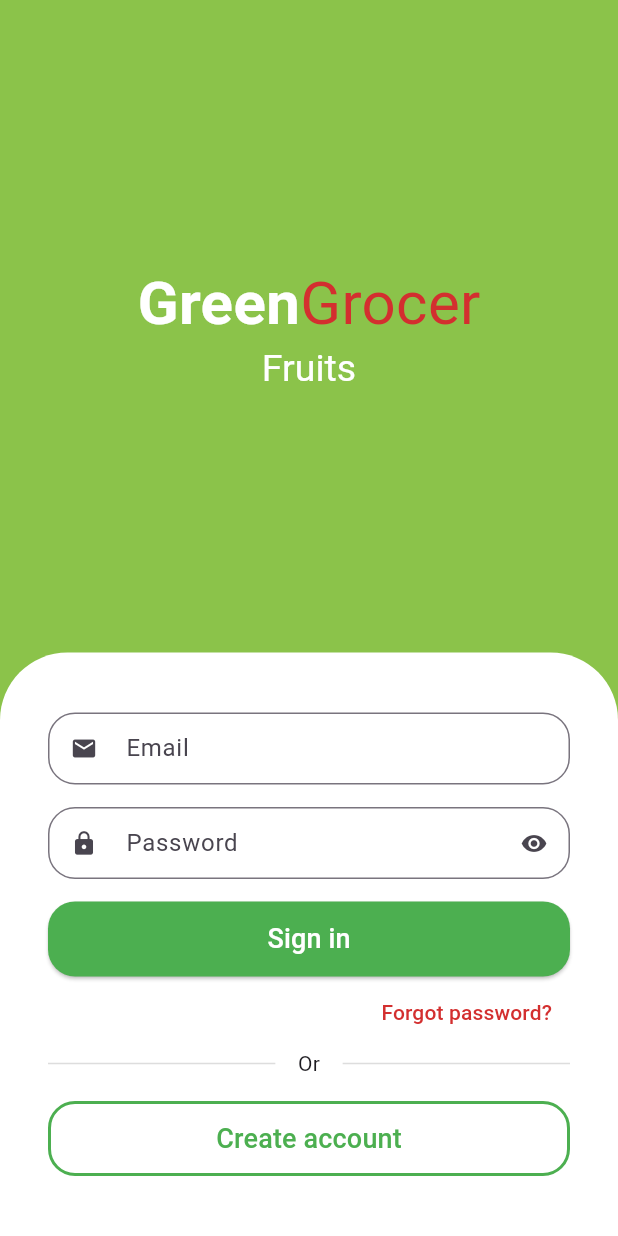
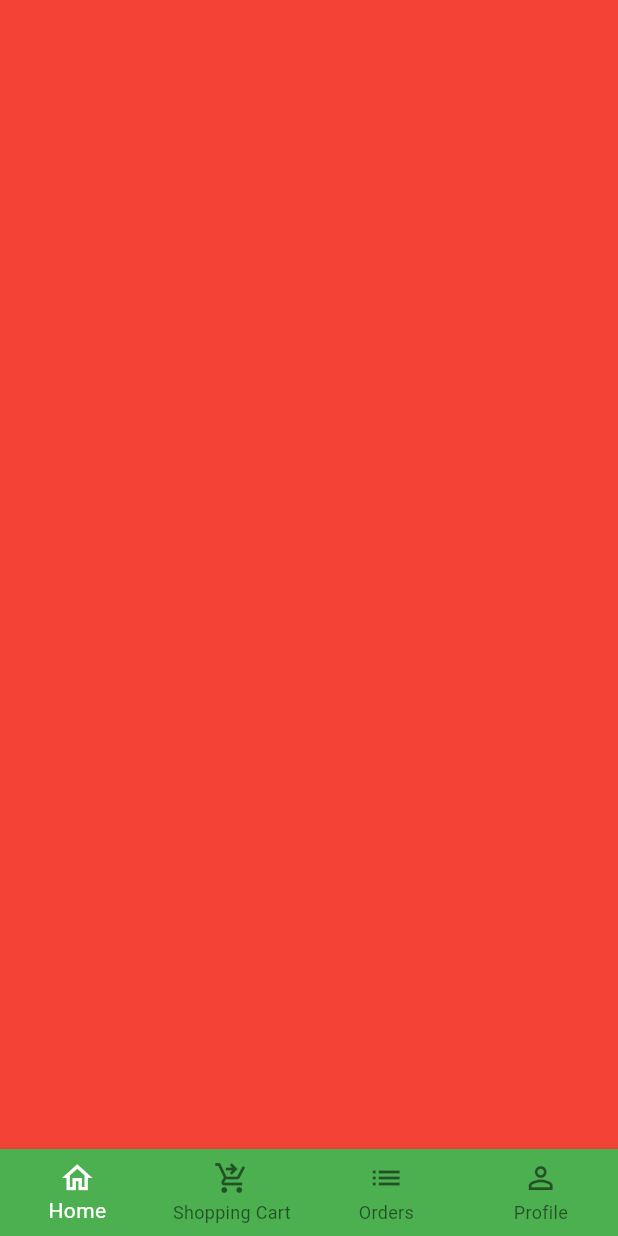
Before and after one commit to aliciabat/greengrocer, a Flutter app: the screen it shows after launch, after a tap on "Sign in", on a phone screen of 412 x 824 dp. Run offline on Flutter 3.47's test engine with Material 3 defaults, Android fonts, the phone set to English and light mode, and no system bars; drawn by our look-alikes of animated_text_kit; our stand-ins replace mask_text_input_formatter.

Commit message:
feat: base screen

```diff
--- a/lib/src/auth/sign_in_screen.dart
+++ b/lib/src/auth/sign_in_screen.dart
@@ -2,6 +2,7 @@ import 'package:animated_text_kit/animated_text_kit.dart';
 import 'package:flutter/material.dart';
 import 'package:greengrocer/src/auth/components/custom_text_field.dart';
 import 'package:greengrocer/src/auth/sign_up_screen.dart';
+import 'package:greengrocer/src/base/base_screen.dart';
 import 'package:greengrocer/src/config/custom_colors.dart';
 
 class SignInScreen extends StatelessWidget {
@@ -105,7 +106,16 @@ class SignInScreen extends StatelessWidget {
                             borderRadius: BorderRadius.circular(18),
                           ),
                         ),
-                        onPressed: () {},
+                        onPressed: () {
+                          Navigator.pushReplacement(
+                            context,
+                            MaterialPageRoute(
+                              builder: (c) {
+                                return const BaseScreen();
+                              },
+                            ),
+                          );
+                        },
                         child: const Text(
                           'Sign in',
                           style: TextStyle(
--- /dev/null
+++ b/lib/src/base/base_screen.dart
@@ -0,0 +1,60 @@
+import 'package:flutter/material.dart';
+
+class BaseScreen extends StatefulWidget {
+  const BaseScreen({super.key});
+
+  @override
+  State<BaseScreen> createState() => _BaseScreenState();
+}
+
+class _BaseScreenState extends State<BaseScreen> {
+  int currentIndex = 0;
+  final pageController = PageController();
+
+  @override
+  Widget build(BuildContext context) {
+    return Scaffold(
+      body: PageView(
+        physics: const NeverScrollableScrollPhysics(),
+        controller: pageController,
+        children: [
+          Container(color: Colors.red),
+          Container(color: Colors.yellow),
+          Container(color: Colors.blue),
+          Container(color: Colors.purple),
+        ],
+      ),
+      bottomNavigationBar: BottomNavigationBar(
+        onTap: (index) {
+          setState(() {
+            currentIndex = index;
+            pageController.jumpToPage(index);
+          });
+        },
+        currentIndex: currentIndex,
+        type: BottomNavigationBarType.fixed,
+        backgroundColor: Colors.green,
+        selectedItemColor: Colors.white,
+        unselectedItemColor: Colors.black54,
+        items: const [
+          BottomNavigationBarItem(
+            icon: Icon(Icons.home_outlined),
+            label: 'Home',
+          ),
+          BottomNavigationBarItem(
+            icon: Icon(Icons.shopping_cart_checkout),
+            label: 'Shopping Cart',
+          ),
+          BottomNavigationBarItem(
+            icon: Icon(Icons.list),
+            label: 'Orders',
+          ),
+          BottomNavigationBarItem(
+            icon: Icon(Icons.person_outline),
+            label: 'Profile',
+          ),
+        ],
+      ),
+    );
+  }
+}
```
